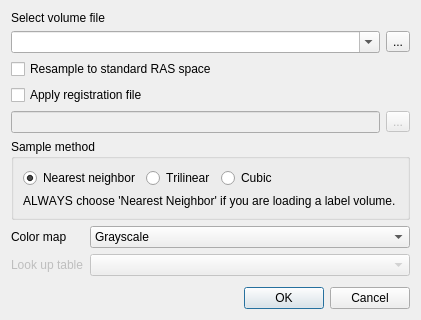
First picture: the form in freeview/DialogLoadVolume.ui, repository freesurfer/freesurfer, before the edit.
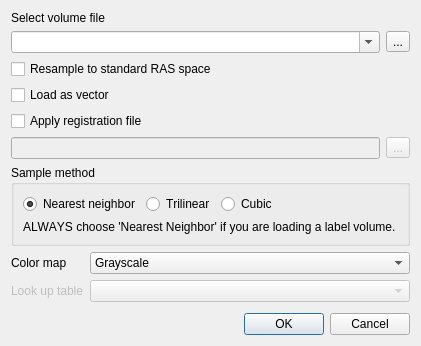
Second picture: the form after the edit. Icons and pictures are not drawn.

Commit message: Added option to display as vector in Volume loading GUI. Apply the existing vector volume settings to newly loaded one as default

The edit to the form file:
```diff
--- a/freeview/DialogLoadVolume.ui
+++ b/freeview/DialogLoadVolume.ui
@@ -6,7 +6,7 @@
    <rect>
     <x>0</x>
     <y>0</y>
-    <width>325</width>
+    <width>398</width>
     <height>377</height>
    </rect>
   </property>
@@ -92,6 +92,19 @@
      </property>
     </widget>
    </item>
+   <item>
+    <widget class="QCheckBox" name="checkBoxAsVector">
+     <property name="sizePolicy">
+      <sizepolicy hsizetype="Preferred" vsizetype="Fixed">
+       <horstretch>0</horstretch>
+       <verstretch>0</verstretch>
+      </sizepolicy>
+     </property>
+     <property name="text">
+      <string>Load as vector</string>
+     </property>
+    </widget>
+   </item>
    <item>
     <widget class="QCheckBox" name="checkBoxRegistration">
      <property name="text">
```
Left out of the diff: 8 changed lines with no effect on the pictures. The commit also changes 3 other files.
